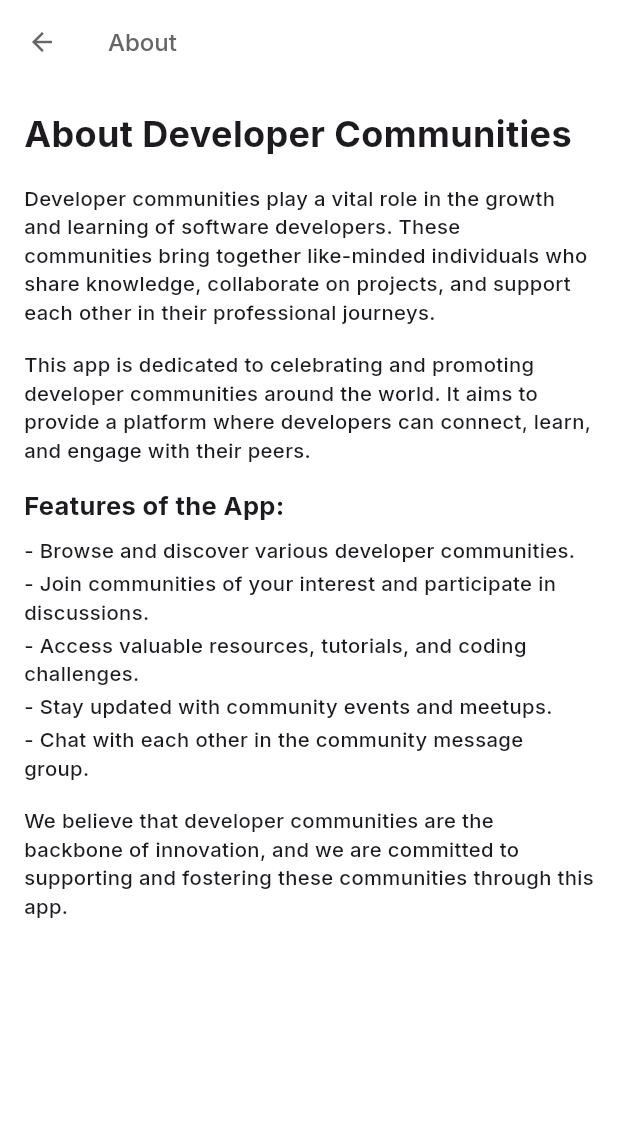
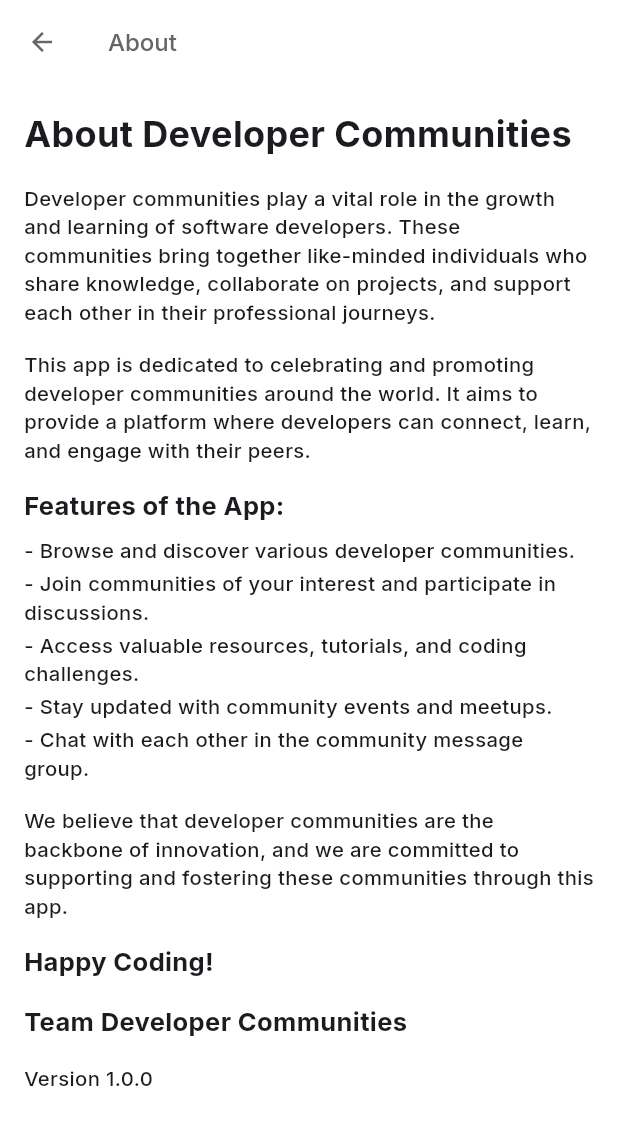
Before and after one commit to emilio-kariuki/gdsc_dekut, a Flutter app: the AboutPage screen opened by its route, on a phone screen of 412 x 824 dp. Shown: the top 1125 px of the screen. Run offline on Flutter 3.47's test engine with Material 2 defaults, Android fonts, the phone set to English and light mode, and no system bars; our stand-ins replace animated_bottom_navigation_bar, auto_size_text, bloc, cached_network_image, cloud_firestore, connectivity_plus and 20 more; missing offline and left inert: googleapis; accounts and stored records are empty; project files that could hold a hidden picture were left out; key blocks and very long unbroken strings in the code were emptied for the run.

Commit message:
update: changed the contents of the update page

```diff
--- a/gdsc-dekut-mobile/lib/views/profile/About/about_page.dart
+++ b/gdsc-dekut-mobile/lib/views/profile/About/about_page.dart
@@ -22,6 +22,7 @@ class AboutPage extends StatelessWidget {
       ),
       body: Padding(
         padding: const EdgeInsets.all(16.0),
+        child: SingleChildScrollView(
           child: Column(
             crossAxisAlignment: CrossAxisAlignment.start,
             children: [
@@ -91,7 +92,29 @@ class AboutPage extends StatelessWidget {
                     fontSize: 13.5,
                     fontWeight: FontWeight.w500,
                   )),
+              const SizedBox(height: 16),
+              Text('Happy Coding!',
+                  style: GoogleFonts.inter(
+                    fontSize: 17,
+                    fontWeight: FontWeight.bold,
+                  )),
+                  const SizedBox(height: 16),
+              Text('Team Developer Communities',
+                  style: GoogleFonts.inter(
+                    fontSize: 17,
+                    fontWeight: FontWeight.bold,
+                  )),
+              const SizedBox(height: 16),
+              Text('Version 1.0.0',
+                  style: GoogleFonts.inter(
+                    fontSize: 13.5,
+                    fontWeight: FontWeight.w500,
+                  )),
+
+
+
             ],
+          ),
         ),
       ),
     );
```
Lines whose indentation alone changed are shown as unchanged.
